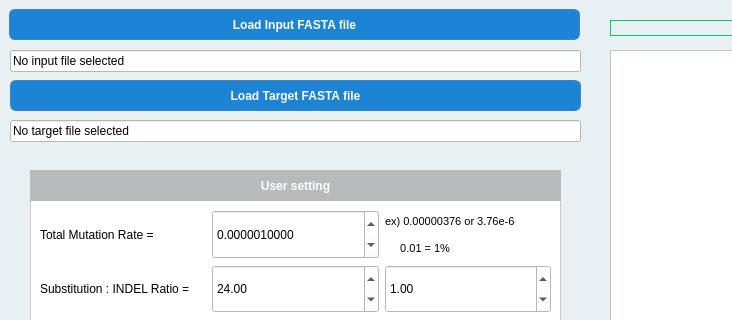
Before: the Qt Designer form ui/Mutation_simulator_GUI.ui in khk1329/RMSS-viral-protein-simulator, drawn with Qt 5; both pictures show x 0 to 732 and y 0 to 320 of the 1148 by 744 pixel window.
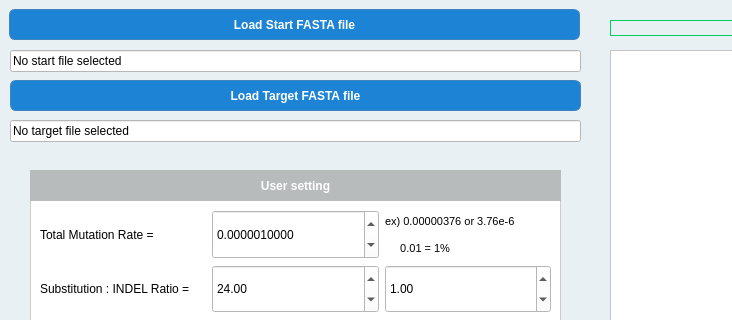
After: the same form once the commit is applied.

Patch:
```diff
--- a/ui/Mutation_simulator_GUI.ui
+++ b/ui/Mutation_simulator_GUI.ui
@@ -39,7 +39,7 @@
     <cursorShape>PointingHandCursor</cursorShape>
    </property>
    <property name="text">
-    <string>Load Input FASTA file</string>
+    <string>Load Start FASTA file</string>
    </property>
   </widget>
   <widget class="QPushButton" name="loadTargetBtn">
@@ -216,7 +216,7 @@
     <string notr="true">QWidget{background-color: white; color: black;}</string>
    </property>
    <property name="text">
-    <string>No input file selected</string>
+    <string>No start file selected</string>
    </property>
    <property name="readOnly">
     <bool>true</bool>
```
